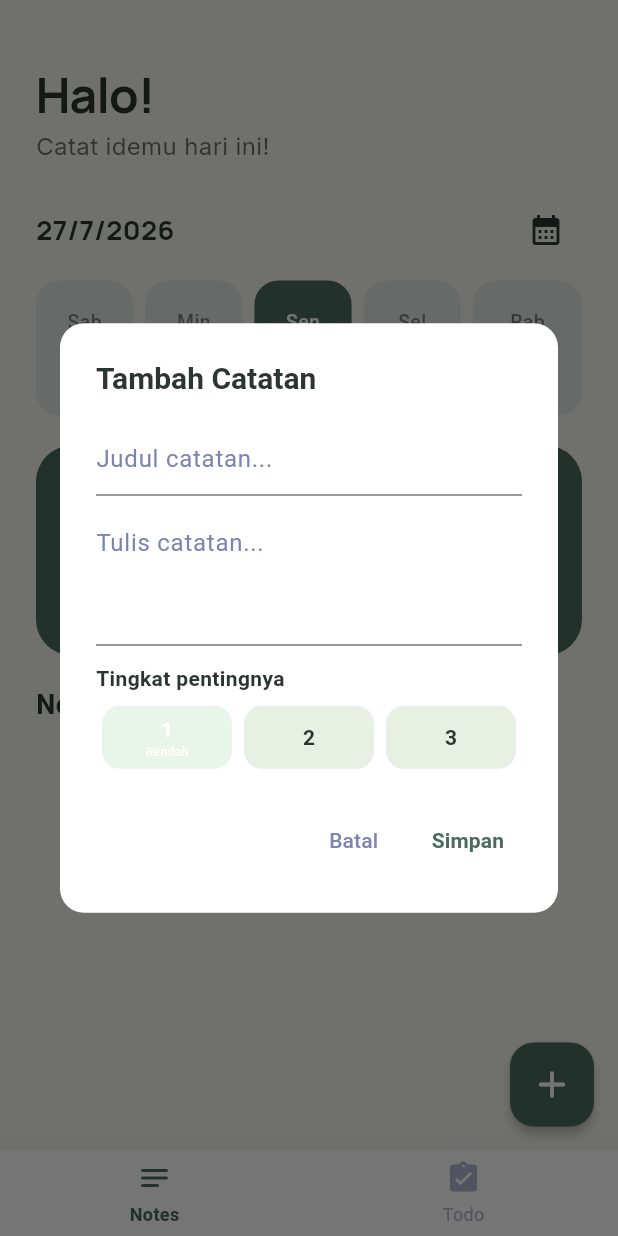
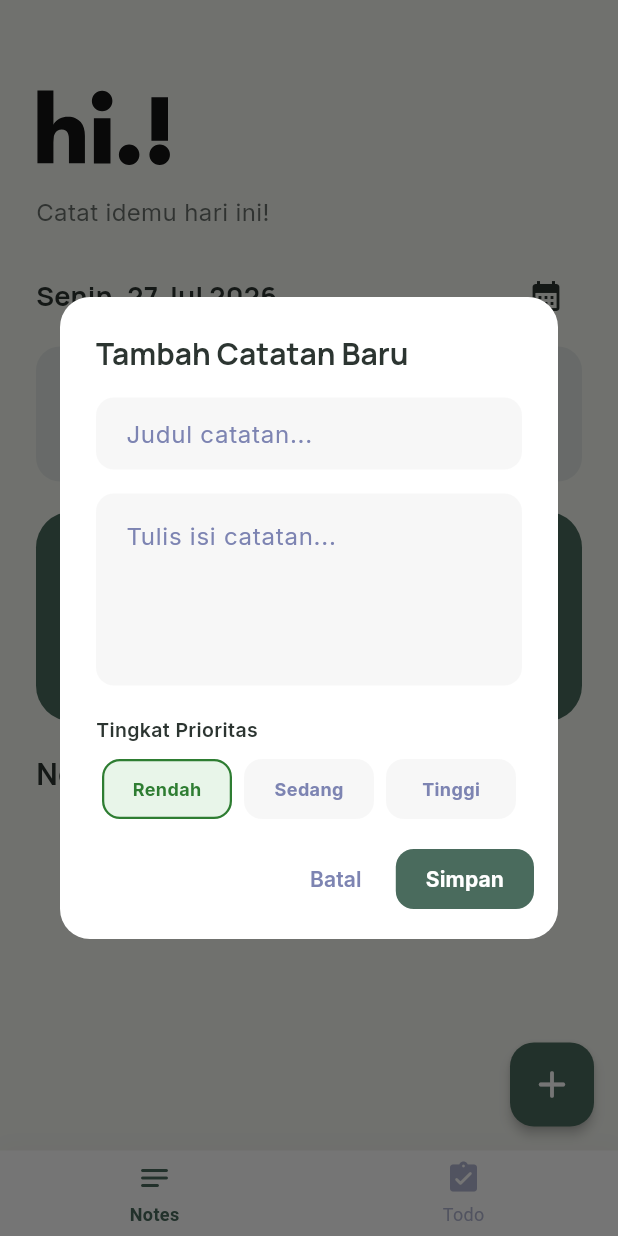
Before and after one commit to indriani-xx/Lunote, a Flutter app: the screen it shows after launch, after a tap on the "add" icon, on a phone screen of 412 x 824 dp. Run offline on Flutter 3.47's test engine with Material 3 defaults, Android fonts, the phone set to English and light mode, and no system bars; our stand-ins replace drift, google_fonts, lottie; accounts and stored records are empty; generated files the repository leaves out were written again; Roboto replaces fonts that are missing (Poppins).

Commit message:
menambahkan animasi hi

```diff
--- a/lib/view/home_page.dart
+++ b/lib/view/home_page.dart
@@ -31,7 +31,7 @@ class _HomePageState extends State<HomePage> {
         decoration: BoxDecoration(
           boxShadow: [
             BoxShadow(
-              color: Colors.black.withOpacity(0.02),
+              color: Colors.black.withValues(alpha: 0.02),
               blurRadius: 10,
               offset: const Offset(0, -4),
             ),
@@ -44,8 +44,8 @@ class _HomePageState extends State<HomePage> {
           currentIndex: _selectedIndex,
           onTap: _onItemTapped,
           selectedItemColor: AppColor.primary, // Warna Sage Green saat aktif
-          unselectedItemColor: AppColor.muted.withOpacity(
-            0.6,
+          unselectedItemColor: AppColor.muted.withValues(
+            alpha: 0.6,
           ), // Warna redup saat tidak aktif
           selectedLabelStyle: const TextStyle(
             fontWeight: FontWeight.w600,
--- a/lib/view/pages/notes_page.dart
+++ b/lib/view/pages/notes_page.dart
@@ -5,6 +5,46 @@ import 'package:intl/intl.dart';
 import '../../controller/notes_controller.dart';
 import '../../model/note.dart';
 import '../core/app_color.dart';
+import 'package:lottie/lottie.dart';
+
+/// Helper terpusat untuk skema warna & label priority
+class PriorityHelper {
+  static Color getColor(int priority) {
+    switch (priority) {
+      case 3: // Tinggi
+        return const Color(0xFFFFECEB);
+      case 2: // Sedang
+        return const Color(0xFFFFF4E5);
+      case 1: // Rendah
+      default:
+        return const Color(0xFFE8F5E9);
+    }
+  }
+
+  static Color getTextColor(int priority) {
+    switch (priority) {
+      case 3:
+        return const Color(0xFFD32F2F);
+      case 2:
+        return const Color(0xFFE65100);
+      case 1:
+      default:
+        return const Color(0xFF2E7D32);
+    }
+  }
+
+  static String getLabel(int priority) {
+    switch (priority) {
+      case 3:
+        return 'Tinggi';
+      case 2:
+        return 'Sedang';
+      case 1:
+      default:
+        return 'Rendah';
+    }
+  }
+}
 
 /// Halaman utama untuk menampilkan dan mengelola catatan
 class NotesPage extends StatefulWidget {
@@ -15,31 +55,8 @@ class NotesPage extends StatefulWidget {
 }
 
 class _NotesPageState extends State<NotesPage> {
-  // ============ CONTROLLER & STATE ============
   final NotesController _notesController = NotesController();
   late DateTime _selectedDate = DateTime.now();
-
-  // ============ LIFECYCLE ============
-  @override
-  void dispose() {
-    super.dispose();
-  }
-
-  // ============ HELPER METHODS ============
-
-  Color _getPriorityColor(int priority) {
-    const colors = {
-      1: Color(0xFFE8F5E9),
-      2: Color(0xFFB7D7B0),
-      3: Color(0xFF4A6B5D),
-    };
-    return colors[priority] ?? const Color(0xFFE8F5E9);
-  }
-
-  String _getPriorityLabel(int priority) {
-    const labels = {1: 'Rendah', 2: 'Sedang', 3: 'Tinggi'};
-    return labels[priority] ?? 'Rendah';
-  }
 
   String _formatDate(DateTime date) {
     return DateFormat('EEEE, d MMM yyyy', 'id_ID').format(date);
@@ -141,6 +158,10 @@ class _NotesPageState extends State<NotesPage> {
   }
 
   Widget _buildNoteCard(Note note, int index) {
+    final priorityColor = PriorityHelper.getColor(note.priority);
+    final priorityTextColor = PriorityHelper.getTextColor(note.priority);
+    final priorityLabel = PriorityHelper.getLabel(note.priority);
+
     return GestureDetector(
       onTap: () => _showNoteDetail(index),
       child: Container(
@@ -151,7 +172,7 @@ class _NotesPageState extends State<NotesPage> {
           borderRadius: BorderRadius.circular(18),
           boxShadow: [
             BoxShadow(
-              color: Colors.black.withOpacity(0.04),
+              color: Colors.black.withValues(alpha: 0.05),
               blurRadius: 10,
               offset: const Offset(0, 4),
             ),
@@ -163,7 +184,7 @@ class _NotesPageState extends State<NotesPage> {
               width: 5,
               height: 60,
               decoration: BoxDecoration(
-                color: _getPriorityColor(note.priority),
+                color: priorityTextColor,
                 borderRadius: BorderRadius.circular(99),
               ),
             ),
@@ -172,6 +193,25 @@ class _NotesPageState extends State<NotesPage> {
               child: Column(
                 crossAxisAlignment: CrossAxisAlignment.start,
                 children: [
+                  Container(
+                    padding: const EdgeInsets.symmetric(
+                      horizontal: 8,
+                      vertical: 3,
+                    ),
+                    margin: const EdgeInsets.only(bottom: 6),
+                    decoration: BoxDecoration(
+                      color: priorityColor,
+                      borderRadius: BorderRadius.circular(6),
+                    ),
+                    child: Text(
+                      priorityLabel,
+                      style: GoogleFonts.inter(
+                        fontSize: 11,
+                        fontWeight: FontWeight.bold,
+                        color: priorityTextColor,
+                      ),
+                    ),
+                  ),
                   Text(
                     note.judul,
                     maxLines: 1,
@@ -192,11 +232,15 @@ class _NotesPageState extends State<NotesPage> {
                       color: AppColor.muted,
                     ),
                   ),
+                  const SizedBox(height: 6),
                   Align(
                     alignment: Alignment.bottomRight,
                     child: Text(
                       _formatShortDate(note.createdAt),
-                      style: const TextStyle(fontSize: 12, color: Colors.grey),
+                      style: GoogleFonts.inter(
+                        fontSize: 11,
+                        color: Colors.grey.shade500,
+                      ),
                     ),
                   ),
                 ],
@@ -214,31 +258,32 @@ class _NotesPageState extends State<NotesPage> {
       crossAxisAlignment: CrossAxisAlignment.start,
       children: [
         const SizedBox(height: 40),
-        Text(
-          'Halo!',
-          style: GoogleFonts.manrope(
-            color: AppColor.text,
-            fontSize: 32,
-            fontWeight: FontWeight.bold,
-            letterSpacing: -0.5,
+        Transform.scale(
+          scale: 2,
+          child: SizedBox(
+            width: 90,
+            height: 90,
+            child: Lottie.asset(
+              'lib/asset/animation/hi.json',
+              fit: BoxFit.contain,
+              repeat: false,
+            ),
           ),
         ),
         Text(
           'Catat idemu hari ini!',
           style: GoogleFonts.inter(
             fontSize: 16,
-            color: AppColor.text.withOpacity(0.7),
+            color: AppColor.text.withValues(alpha: 0.7),
             fontWeight: FontWeight.w400,
           ),
         ),
         const SizedBox(height: 20),
-        Padding(
-          padding: const EdgeInsets.only(right: 0),
-          child: Row(
+        Row(
           mainAxisAlignment: MainAxisAlignment.spaceBetween,
           children: [
             Text(
-                DateFormat('d/M/yyyy').format(_selectedDate),
+              _formatDate(_selectedDate),
               style: GoogleFonts.manrope(
                 fontSize: 18,
                 fontWeight: FontWeight.bold,
@@ -251,7 +296,6 @@ class _NotesPageState extends State<NotesPage> {
               color: AppColor.text,
             ),
           ],
-          ),
         ),
         const SizedBox(height: 10),
         _buildDatePicker(),
@@ -305,10 +349,10 @@ class _NotesPageState extends State<NotesPage> {
   }
 
   Widget _buildNotesHeader() {
-    return const Text(
+    return Text(
       'Notes',
-      style: TextStyle(
-        fontSize: 18,
+      style: GoogleFonts.manrope(
+        fontSize: 20,
         fontWeight: FontWeight.bold,
         color: AppColor.text,
       ),
@@ -331,7 +375,7 @@ class _NotesPageState extends State<NotesPage> {
     return ListView.builder(
       shrinkWrap: true,
       physics: const NeverScrollableScrollPhysics(),
-      padding: const EdgeInsets.symmetric(horizontal: 16, vertical: 8),
+      padding: const EdgeInsets.symmetric(vertical: 8),
       itemCount: _notesController.notes.length,
       itemBuilder: (context, index) {
         return _buildNoteCard(_notesController.notes[index], index);
@@ -367,22 +411,18 @@ class _AddNoteDialogState extends State<AddNoteDialog> {
   @override
   Widget build(BuildContext context) {
     return NoteFormDialog(
-      title: 'Tambah Catatan',
+      dialogTitle: 'Tambah Catatan Baru',
       titleController: _titleController,
       contentController: _contentController,
       initialPriority: _selectedPriority,
       onPriorityChanged: (priority) {
-        setState(() {
         _selectedPriority = priority;
-        });
       },
       onSave: () {
         final title = _titleController.text.trim();
         final content = _contentController.text.trim();
 
         if (title.isNotEmpty && content.isNotEmpty) {
-          // TODO: Panggil controller untuk menyimpan
-          // Untuk sementara kita gunakan Navigator untuk return data
           Navigator.pop(context, {
             'title': title,
             'content': content,
@@ -408,102 +448,121 @@ class NoteDetailDialog extends StatelessWidget {
     required this.onEdit,
   });
 
-  Color _getPriorityColor(int priority) {
-    const colors = {
-      1: Color(0xFFE8F5E9),
-      2: Color(0xFFB7D7B0),
-      3: Color(0xFF4A6B5D),
-    };
-    return colors[priority] ?? const Color(0xFFE8F5E9);
-  }
-
-  String _getPriorityLabel(int priority) {
-    const labels = {1: 'Rendah', 2: 'Sedang', 3: 'Tinggi'};
-    return labels[priority] ?? 'Rendah';
-  }
-
   String _formatDate(DateTime date) {
-    return DateFormat('EEEE, d MMM yyyy', 'id_ID').format(date);
+    return DateFormat('EEEE, d MMM yyyy • HH:mm', 'id_ID').format(date);
   }
 
   @override
   Widget build(BuildContext context) {
+    final priorityColor = PriorityHelper.getColor(note.priority);
+    final priorityTextColor = PriorityHelper.getTextColor(note.priority);
+    final priorityLabel = PriorityHelper.getLabel(note.priority);
+
     return AlertDialog(
       backgroundColor: AppColor.card,
       surfaceTintColor: Colors.transparent,
-      shape: RoundedRectangleBorder(borderRadius: BorderRadius.circular(16)),
-      titlePadding: const EdgeInsets.fromLTRB(20, 20, 20, 8),
-      contentPadding: const EdgeInsets.fromLTRB(20, 8, 20, 8),
-
-      title: Text(
+      shape: RoundedRectangleBorder(borderRadius: BorderRadius.circular(20)),
+      titlePadding: const EdgeInsets.fromLTRB(24, 24, 24, 12),
+      contentPadding: const EdgeInsets.symmetric(horizontal: 24),
+      actionsPadding: const EdgeInsets.fromLTRB(16, 12, 16, 16),
+      title: Row(
+        crossAxisAlignment: CrossAxisAlignment.start,
+        children: [
+          Expanded(
+            child: Text(
               note.judul,
               style: GoogleFonts.manrope(
                 color: AppColor.text,
                 fontWeight: FontWeight.bold,
-          fontSize: 18,
+                fontSize: 20,
               ),
             ),
-
-      content: Column(
-        mainAxisSize: MainAxisSize.min,
-        crossAxisAlignment: CrossAxisAlignment.start,
-        children: [
-          Text(
-            note.content,
-            style: GoogleFonts.inter(color: AppColor.text, fontSize: 15),
           ),
-          const SizedBox(height: 12, width: 300),
-          Text(
-            _formatDate(note.createdAt),
-            style: GoogleFonts.inter(
-              color: AppColor.text.withOpacity(0.6),
-              fontSize: 12,
-              fontWeight: FontWeight.w500,
-            ),
-          ),
-          const SizedBox(height: 12),
+          const SizedBox(width: 8),
           Container(
-            padding: const EdgeInsets.symmetric(horizontal: 10, vertical: 6),
+            padding: const EdgeInsets.symmetric(horizontal: 10, vertical: 4),
             decoration: BoxDecoration(
-              color: _getPriorityColor(note.priority),
-              borderRadius: BorderRadius.circular(999),
+              color: priorityColor,
+              borderRadius: BorderRadius.circular(12),
             ),
             child: Text(
-              'Priority ${note.priority} - ${_getPriorityLabel(note.priority)}',
-              style: const TextStyle(
-                color: AppColor.text,
-                fontWeight: FontWeight.w600,
+              priorityLabel,
+              style: GoogleFonts.inter(
+                color: priorityTextColor,
+                fontSize: 12,
+                fontWeight: FontWeight.bold,
               ),
             ),
           ),
         ],
       ),
-
+      content: SingleChildScrollView(
+        child: Column(
+          mainAxisSize: MainAxisSize.min,
+          crossAxisAlignment: CrossAxisAlignment.start,
+          children: [
+            Text(
+              _formatDate(note.createdAt),
+              style: GoogleFonts.inter(
+                color: AppColor.muted,
+                fontSize: 12,
+                fontWeight: FontWeight.w500,
+              ),
+            ),
+            const Divider(height: 24, thickness: 1),
+            Text(
+              note.content,
+              style: GoogleFonts.inter(
+                color: AppColor.text,
+                fontSize: 15,
+                height: 1.5,
+              ),
+            ),
+            const SizedBox(height: 16),
+          ],
+        ),
+      ),
       actions: [
-        TextButton(
-          onPressed: () => Navigator.pop(context),
-          child: const Text('Cancel', style: TextStyle(color: AppColor.muted)),
-        ),
-        TextButton(
+        IconButton(
           onPressed: () {
             Navigator.pop(context);
             onDelete();
           },
-          child: const Text(
-            'Delete',
-            style: TextStyle(color: Colors.redAccent),
+          icon: const Icon(
+            Icons.delete_outline_rounded,
+            color: Colors.redAccent,
+          ),
+          tooltip: 'Hapus',
+        ),
+        const Spacer(),
+        TextButton(
+          onPressed: () => Navigator.pop(context),
+          child: Text(
+            'Tutup',
+            style: GoogleFonts.inter(
+              color: AppColor.muted,
+              fontWeight: FontWeight.w600,
             ),
           ),
-        TextButton(
+        ),
+        ElevatedButton.icon(
           onPressed: () {
             Navigator.pop(context);
             _showEditDialog(context);
           },
-          child: const Text(
+          style: ElevatedButton.styleFrom(
+            backgroundColor: AppColor.primary,
+            elevation: 0,
+            shape: RoundedRectangleBorder(
+              borderRadius: BorderRadius.circular(12),
+            ),
+          ),
+          icon: const Icon(Icons.edit_outlined, size: 18, color: Colors.white),
+          label: Text(
             'Edit',
-            style: TextStyle(
-              color: AppColor.primary,
+            style: GoogleFonts.inter(
               fontWeight: FontWeight.bold,
+              color: Colors.white,
             ),
           ),
         ),
@@ -553,14 +612,12 @@ class _EditNoteDialogState extends State<EditNoteDialog> {
   @override
   Widget build(BuildContext context) {
     return NoteFormDialog(
-      title: 'Edit Catatan',
+      dialogTitle: 'Edit Catatan',
       titleController: _titleController,
       contentController: _contentController,
       initialPriority: _selectedPriority,
       onPriorityChanged: (priority) {
-        setState(() {
         _selectedPriority = priority;
-        });
       },
       onSave: () {
         final title = _titleController.text.trim();
@@ -577,8 +634,8 @@ class _EditNoteDialogState extends State<EditNoteDialog> {
 }
 
 /// Form dialog reusable untuk tambah dan edit catatan
-class NoteFormDialog extends StatelessWidget {
-  final String title;
+class NoteFormDialog extends StatefulWidget {
+  final String dialogTitle;
   final TextEditingController titleController;
   final TextEditingController contentController;
   final int initialPriority;
@@ -588,7 +645,7 @@ class NoteFormDialog extends StatelessWidget {
 
   const NoteFormDialog({
     super.key,
-    required this.title,
+    required this.dialogTitle,
     required this.titleController,
     required this.contentController,
     required this.initialPriority,
@@ -597,42 +654,36 @@ class NoteFormDialog extends StatelessWidget {
     required this.onCancel,
   });
 
-  Color _getPriorityColor(int priority) {
-    const colors = {
-      1: Color(0xFFE8F5E9),
-      2: Color(0xFFB7D7B0),
-      3: Color(0xFF4A6B5D),
-    };
-    return colors[priority] ?? const Color(0xFFE8F5E9);
+  @override
+  State<NoteFormDialog> createState() => _NoteFormDialogState();
 }
 
-  String _getPriorityLabel(int priority) {
-    const labels = {1: 'Rendah', 2: 'Sedang', 3: 'Tinggi'};
-    return labels[priority] ?? 'Rendah';
+class _NoteFormDialogState extends State<NoteFormDialog> {
+  late int _currentPriority;
+
+  @override
+  void initState() {
+    super.initState();
+    _currentPriority = widget.initialPriority;
   }
 
   @override
   Widget build(BuildContext context) {
-    return StatefulBuilder(
-      builder: (context, setState) {
-        int priority = initialPriority;
-
     return AlertDialog(
       backgroundColor: AppColor.card,
       surfaceTintColor: Colors.transparent,
-          shape: RoundedRectangleBorder(
-            borderRadius: BorderRadius.circular(16),
-          ),
-
+      shape: RoundedRectangleBorder(borderRadius: BorderRadius.circular(20)),
+      titlePadding: const EdgeInsets.fromLTRB(24, 24, 24, 16),
+      contentPadding: const EdgeInsets.symmetric(horizontal: 24),
+      actionsPadding: const EdgeInsets.all(16),
       title: Text(
-            title,
-            style: const TextStyle(
+        widget.dialogTitle,
+        style: GoogleFonts.manrope(
           color: AppColor.text,
           fontWeight: FontWeight.bold,
           fontSize: 20,
         ),
       ),
-
       content: SingleChildScrollView(
         child: SizedBox(
           width: double.maxFinite,
@@ -641,59 +692,77 @@ class NoteFormDialog extends StatelessWidget {
             crossAxisAlignment: CrossAxisAlignment.start,
             children: [
               _buildTitleField(),
-                  const SizedBox(height: 12),
+              const SizedBox(height: 16),
               _buildContentField(),
-                  const SizedBox(height: 12),
-                  _buildPriorityLabel(),
-                  const SizedBox(height: 8),
-                  _buildPrioritySelector(
-                    context: context,
-                    setState: setState,
-                    priority: priority,
-                    onPriorityChanged: (newPriority) {
-                      priority = newPriority;
-                      onPriorityChanged(newPriority);
-                    },
+              const SizedBox(height: 20),
+              Text(
+                'Tingkat Prioritas',
+                style: GoogleFonts.inter(
+                  color: AppColor.text,
+                  fontWeight: FontWeight.w600,
+                  fontSize: 13,
                 ),
+              ),
+              const SizedBox(height: 10),
+              _buildPrioritySelector(),
             ],
           ),
         ),
       ),
-
       actions: [
         TextButton(
-              onPressed: onCancel,
-              child: const Text(
+          onPressed: widget.onCancel,
+          child: Text(
             'Batal',
-                style: TextStyle(color: AppColor.muted),
+            style: GoogleFonts.inter(
+              color: AppColor.muted,
+              fontWeight: FontWeight.w600,
             ),
           ),
-            TextButton(
-              onPressed: onSave,
-              child: const Text(
+        ),
+        ElevatedButton(
+          onPressed: widget.onSave,
+          style: ElevatedButton.styleFrom(
+            backgroundColor: AppColor.primary,
+            elevation: 0,
+            padding: const EdgeInsets.symmetric(horizontal: 20, vertical: 10),
+            shape: RoundedRectangleBorder(
+              borderRadius: BorderRadius.circular(12),
+            ),
+          ),
+          child: Text(
             'Simpan',
-                style: TextStyle(
-                  color: AppColor.primary,
+            style: GoogleFonts.inter(
+              color: Colors.white,
               fontWeight: FontWeight.bold,
             ),
           ),
         ),
       ],
     );
-      },
-    );
   }
 
   Widget _buildTitleField() {
     return TextField(
-      controller: titleController,
+      controller: widget.titleController,
       cursorColor: AppColor.primary,
-      style: const TextStyle(color: AppColor.text),
-      decoration: const InputDecoration(
+      style: GoogleFonts.inter(color: AppColor.text),
+      decoration: InputDecoration(
         hintText: 'Judul catatan...',
-        hintStyle: TextStyle(color: AppColor.muted),
-        focusedBorder: UnderlineInputBorder(
-          borderSide: BorderSide(color: AppColor.primary, width: 2),
+        hintStyle: GoogleFonts.inter(color: AppColor.muted),
+        filled: true,
+        fillColor: Colors.black.withValues(alpha: 0.03),
+        contentPadding: const EdgeInsets.symmetric(
+          horizontal: 16,
+          vertical: 12,
+        ),
+        border: OutlineInputBorder(
+          borderRadius: BorderRadius.circular(12),
+          borderSide: BorderSide.none,
+        ),
+        focusedBorder: OutlineInputBorder(
+          borderRadius: BorderRadius.circular(12),
+          borderSide: const BorderSide(color: AppColor.primary, width: 1.5),
         ),
       ),
     );
@@ -701,77 +770,69 @@ class NoteFormDialog extends StatelessWidget {
 
   Widget _buildContentField() {
     return TextField(
-      controller: contentController,
-      maxLines: 3,
+      controller: widget.contentController,
+      maxLines: 4,
       cursorColor: AppColor.primary,
-      style: const TextStyle(color: AppColor.text),
-      decoration: const InputDecoration(
-        hintText: 'Tulis catatan...',
-        hintStyle: TextStyle(color: AppColor.muted),
-        focusedBorder: UnderlineInputBorder(
-          borderSide: BorderSide(color: AppColor.primary, width: 2),
+      style: GoogleFonts.inter(color: AppColor.text),
+      decoration: InputDecoration(
+        hintText: 'Tulis isi catatan...',
+        hintStyle: GoogleFonts.inter(color: AppColor.muted),
+        filled: true,
+        fillColor: Colors.black.withValues(alpha: 0.03),
+        contentPadding: const EdgeInsets.all(16),
+        border: OutlineInputBorder(
+          borderRadius: BorderRadius.circular(12),
+          borderSide: BorderSide.none,
+        ),
+        focusedBorder: OutlineInputBorder(
+          borderRadius: BorderRadius.circular(12),
+          borderSide: const BorderSide(color: AppColor.primary, width: 1.5),
         ),
       ),
     );
   }
 
-  Widget _buildPriorityLabel() {
-    return const Text(
-      'Tingkat pentingnya',
-      style: TextStyle(color: AppColor.text, fontWeight: FontWeight.w600),
-    );
-  }
-
-  Widget _buildPrioritySelector({
-    required BuildContext context,
-    required StateSetter setState,
-    required int priority,
-    required ValueChanged<int> onPriorityChanged,
-  }) {
+  Widget _buildPrioritySelector() {
     return Row(
       children: [1, 2, 3].map((priorityValue) {
-        final isSelected = priority == priorityValue;
+        final isSelected = _currentPriority == priorityValue;
+        final bgColor = PriorityHelper.getColor(priorityValue);
+        final textColor = PriorityHelper.getTextColor(priorityValue);
+        final label = PriorityHelper.getLabel(priorityValue);
+
         return Expanded(
           child: Padding(
             padding: const EdgeInsets.symmetric(horizontal: 4),
-            child: GestureDetector(
+            child: InkWell(
               onTap: () {
                 setState(() {
-                  priority = priorityValue;
-                  onPriorityChanged(priorityValue);
+                  _currentPriority = priorityValue;
                 });
+                widget.onPriorityChanged(priorityValue);
               },
+              borderRadius: BorderRadius.circular(12),
               child: AnimatedContainer(
-                duration: const Duration(milliseconds: 150),
-                height: 42,
+                duration: const Duration(milliseconds: 180),
+                padding: const EdgeInsets.symmetric(vertical: 10),
                 decoration: BoxDecoration(
                   color: isSelected
-                      ? _getPriorityColor(priorityValue)
-                      : AppColor.primaryLight,
+                      ? bgColor
+                      : Colors.black.withValues(alpha: 0.03),
                   borderRadius: BorderRadius.circular(12),
                   border: Border.all(
-                    color: isSelected
-                        ? _getPriorityColor(priorityValue)
-                        : Colors.transparent,
+                    color: isSelected ? textColor : Colors.transparent,
+                    width: 1.5,
                   ),
                 ),
-                alignment: Alignment.center,
                 child: Column(
-                  mainAxisAlignment: MainAxisAlignment.center,
+                  mainAxisSize: MainAxisSize.min,
                   children: [
                     Text(
-                      priorityValue.toString(),
-                      style: TextStyle(
-                        color: isSelected ? Colors.white : AppColor.text,
+                      label,
+                      style: GoogleFonts.inter(
+                        fontSize: 12,
                         fontWeight: FontWeight.bold,
-                      ),
-                    ),
-                    if (isSelected)
-                      Text(
-                        _getPriorityLabel(priorityValue),
-                        style: const TextStyle(
-                          color: Colors.white,
-                          fontSize: 8,
+                        color: isSelected ? textColor : AppColor.muted,
                       ),
                     ),
                   ],
@@ -820,7 +881,7 @@ class _DatePickerItem extends StatelessWidget {
                 fontWeight: FontWeight.w500,
                 color: isSelected
                     ? Colors.white
-                    : AppColor.text.withOpacity(0.6),
+                    : AppColor.text.withValues(alpha: 0.6),
               ),
             ),
             const SizedBox(height: 6),
--- a/pubspec.yaml
+++ b/pubspec.yaml
@@ -16,6 +16,7 @@ dependencies:
   drift_flutter: 0.3.0
   path_provider: ^2.1.5
   cupertino_icons: ^1.0.8
+  lottie: ^3.1.0
 
   path: any
 dev_dependencies:
@@ -29,5 +30,6 @@ flutter:
   uses-material-design: true
 
   assets:
+    - lib/asset/animation/hi.json
     - lib/asset/
-    - asset/
+    - lib/asset/animation/
```
Also changed, not shown: lib/Controller/notes_controller.dart (+5 -3 lines), lib/asset/animation/hi.json (added, +1 -0 lines), lib/view/pages/todo_list_page.dart (+26 -16 lines), pubspec.lock. Lines whose indentation alone changed are shown as unchanged.
